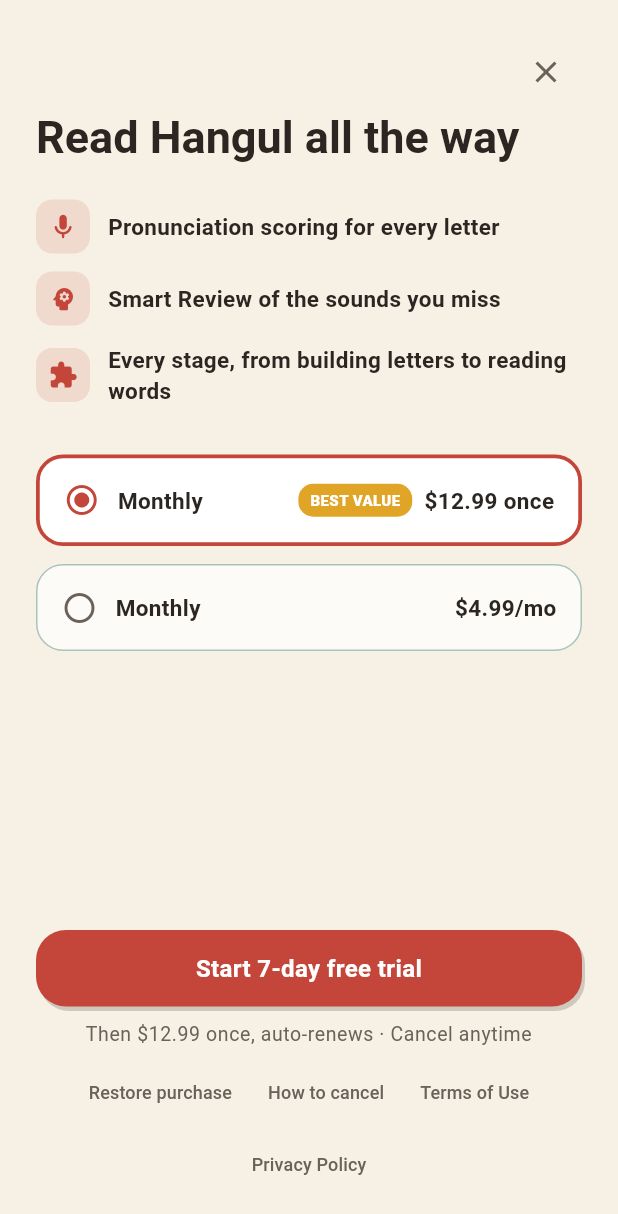
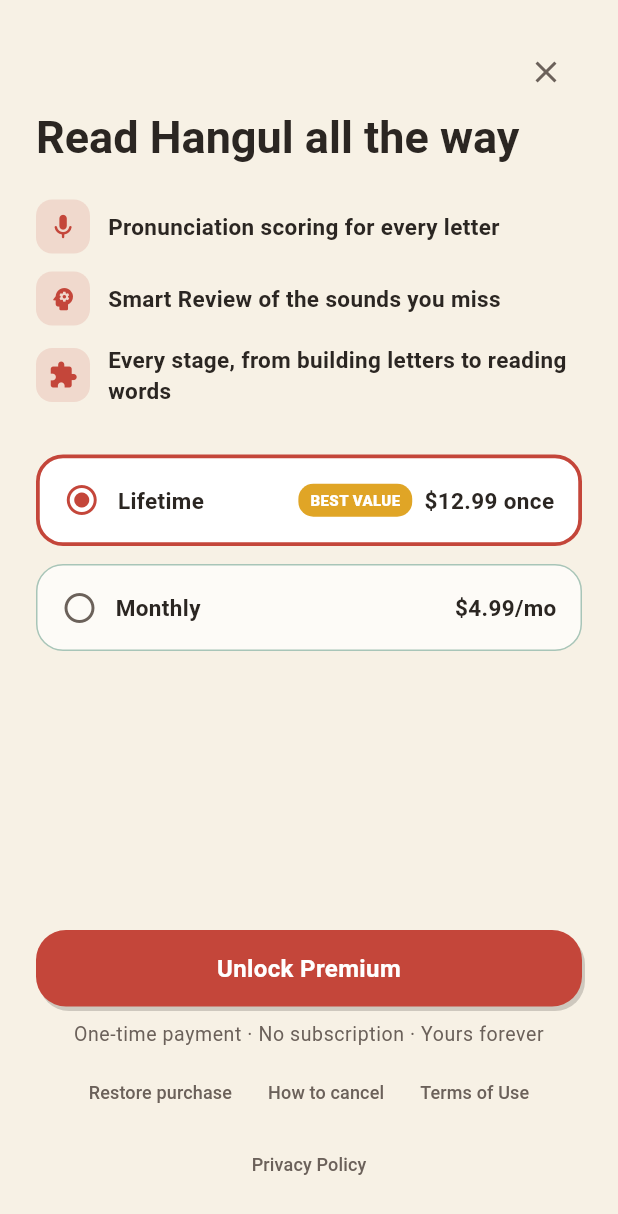
Before and after one commit to Cryptojjang/hangul_quest, a Flutter app: the screen it shows after launch, after a tap on "Skip", after a tap on "Word Rush", on a phone screen of 412 x 824 dp. Shown: the top 1214 px of the screen. Run offline on Flutter 3.47's test engine with Material 3 defaults, Android fonts, the light colour scheme and no system bars; our stand-ins replace audioplayers; missing offline and left inert: dart:html, dart:js_util; Roboto replaces fonts that are missing (Pretendard).

Commit message:
Lifetime unlock ($12.99) + monthly $4.99, no trial: lib/features/paywall

```diff
--- a/lib/features/paywall/paywall_screen.dart
+++ b/lib/features/paywall/paywall_screen.dart
@@ -40,9 +40,9 @@
       if (!mounted) return;
       setState(() {
         _products = products;
-        // Yearly preselected (conversion optimization, spec §5.3).
+        // Best-value plan (lifetime, else yearly) preselected (spec §5.3).
         _selected = products.firstWhere(
-            (p) => p.plan == SubscriptionPlan.yearly,
+            (p) => p.plan != SubscriptionPlan.monthly,
             orElse: () => products.first);
       });
     }).catchError((Object e) {
@@ -144,7 +144,9 @@
               HqButton(
                 label: _busy
                     ? 'Processing…'
-                    : 'Start 7-day free trial',
+                    : (_selected != null && _selected!.trialDays > 0
+                        ? 'Start ${_selected!.trialDays}-day free trial'
+                        : 'Unlock Premium'),
                 expanded: true,
                 onPressed: _busy || _products == null ? null : _buy,
               ),
@@ -152,7 +154,11 @@
               Text(
                 _selected == null
                     ? ''
-                    : 'Then ${_selected!.priceLabel}, auto-renews · Cancel anytime',
+                    : _selected!.plan == SubscriptionPlan.lifetime
+                        ? 'One-time payment · No subscription · Yours forever'
+                        : _selected!.trialDays > 0
+                            ? 'Then ${_selected!.priceLabel}, auto-renews · Cancel anytime'
+                            : '${_selected!.priceLabel}, auto-renews · Cancel anytime',
                 textAlign: TextAlign.center,
                 style: Theme.of(context).textTheme.bodySmall,
               ),
@@ -268,7 +274,11 @@
             const SizedBox(width: 12),
             Expanded(
               child: Text(
-                product.plan == SubscriptionPlan.yearly ? 'Yearly' : 'Monthly',
+                switch (product.plan) {
+                  SubscriptionPlan.lifetime => 'Lifetime',
+                  SubscriptionPlan.yearly => 'Yearly',
+                  SubscriptionPlan.monthly => 'Monthly',
+                },
                 style: const TextStyle(fontWeight: FontWeight.w700),
               ),
             ),
```
